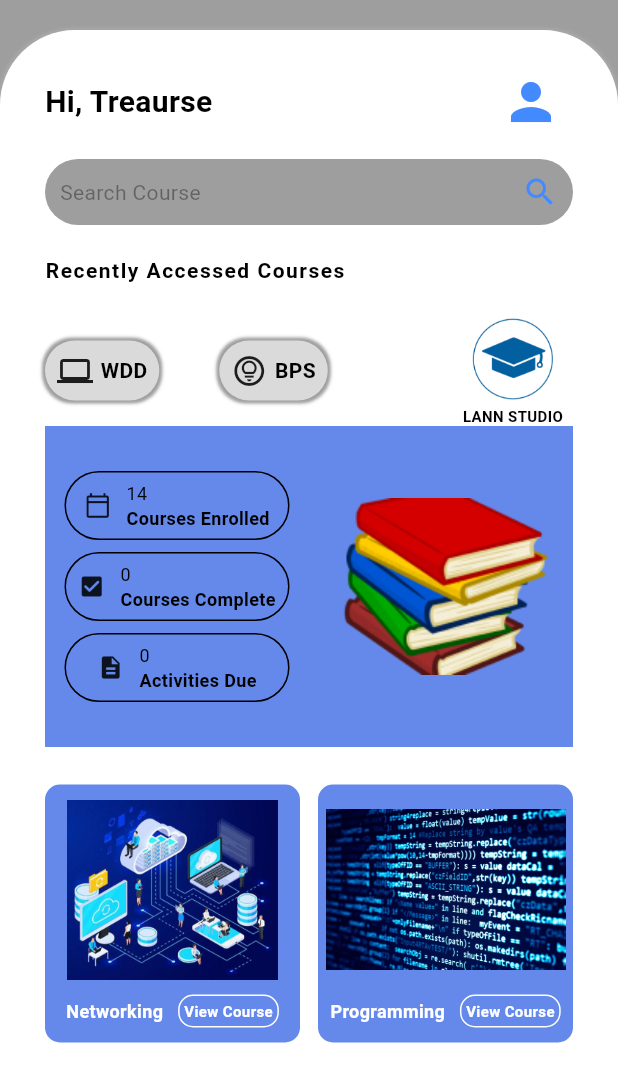
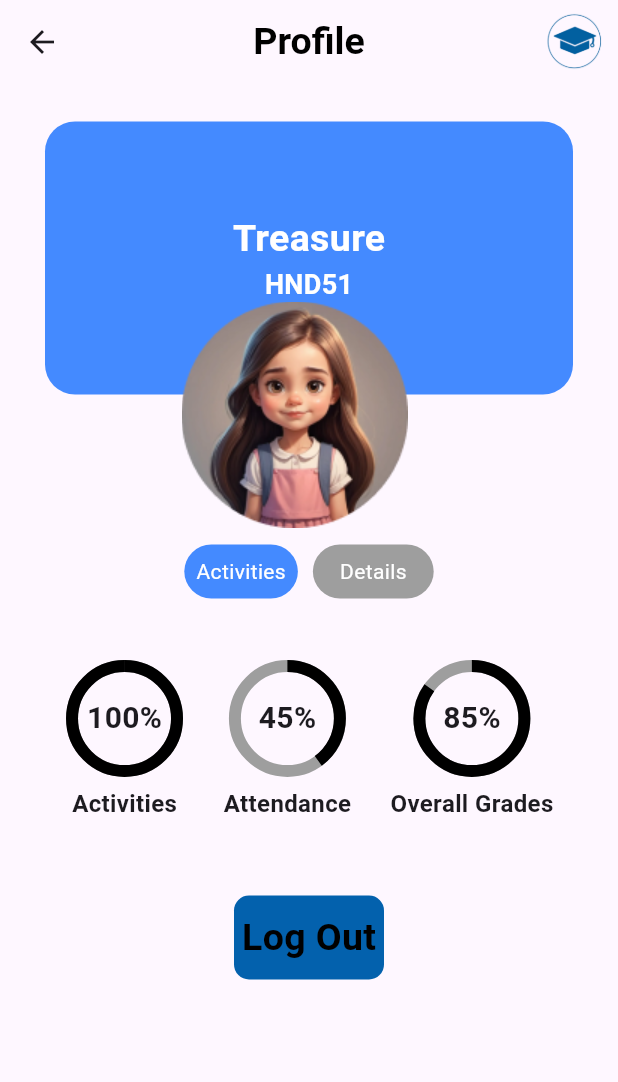
Before and after one commit to ShineWaiYanAung/thiriyandanarkyawassignemnet, a Flutter app: the HomePage screen opened directly, after a tap on the "person" icon, on a phone screen of 412 x 824 dp. Shown: the top 1082 px of the screen. Run offline on Flutter 3.47's test engine with Material 3 defaults, Android fonts, the phone set to English and light mode, and no system bars; our stand-ins replace hive, hive_flutter; accounts and stored records are empty.

Commit message:
Finanl Launch

```diff
--- a/lib/SchoolPages/home_page.dart
+++ b/lib/SchoolPages/home_page.dart
@@ -1,4 +1,7 @@
 import 'package:flutter/material.dart';
+import 'package:thiriyandadrkyaw_adpd_assignment/Authenticatoin/login.dart';
+import 'package:thiriyandadrkyaw_adpd_assignment/SchoolPages/lecture_detail.dart';
+import 'package:thiriyandadrkyaw_adpd_assignment/SchoolPages/profile.dart';
 import 'package:thiriyandadrkyaw_adpd_assignment/SchoolPages/submisson_page.dart';
 
 class HomePage extends StatefulWidget {
@@ -18,7 +21,8 @@ class _HomePageState extends State<HomePage> {
           margin: EdgeInsets.only(top: 20),
           decoration: BoxDecoration(
               color: Colors.white,
-              borderRadius: BorderRadius.only(topRight: Radius.circular(50),topLeft: Radius.circular(50)),
+              borderRadius: BorderRadius.only(
+                  topRight: Radius.circular(50), topLeft: Radius.circular(50)),
               boxShadow: const [
                 BoxShadow(color: Colors.white10, spreadRadius: 1, blurRadius: 1)
               ]),
@@ -37,7 +41,11 @@ class _HomePageState extends State<HomePage> {
                   ),
                   IconButton(
                     onPressed: () {
-                      ///Navigator
+                      Navigator.of(context).push(
+                        MaterialPageRoute(
+                          builder: (context) => Profile(),
+                        ),
+                      );
                     },
                     icon: Icon(
                       Icons.person,
@@ -198,7 +206,9 @@ class _HomePageState extends State<HomePage> {
                   ],
                 ),
               ),
-              SizedBox(height: 25,),
+              SizedBox(
+                height: 25,
+              ),
               Row(
                 mainAxisAlignment: MainAxisAlignment.spaceBetween,
                 children: [
@@ -213,7 +223,9 @@ class _HomePageState extends State<HomePage> {
                       children: [
                         Image.asset("asset/Lecture/networking.jpg",
                             height: 120, width: 160),
-                        SizedBox(height: 10,),
+                        SizedBox(
+                          height: 10,
+                        ),
                         Row(
                           children: [
                             Text(
@@ -223,12 +235,22 @@ class _HomePageState extends State<HomePage> {
                                   fontSize: 12,
                                   fontWeight: FontWeight.bold),
                             ),
-                            SizedBox(width: 10,),
-
+                            SizedBox(
+                              width: 10,
+                            ),
                             InkWell(
-                              onTap: ()=>{
-                                Navigator.of(context).push(MaterialPageRoute(builder: (context) => SubmissionPage(title: "Networking"),))
-
+                              onTap: () => {
+                                Navigator.of(context).push(MaterialPageRoute(
+                                  builder: (context) => LectureDetail(
+                                    title: "Networking",
+                                    instructorTitle: 'Networking Admistor',
+                                    instructor: 'Poarch Bella',
+                                    lecture1: 'Networking Day One',
+                                    lecture2: 'Networking Day Two',
+                                    lecture3: 'Netoworking Day Three',
+                                    lecture4: 'Submit Assignment',
+                                  ),
+                                ))
                               },
                               child: Container(
                                 padding: EdgeInsets.all(3),
@@ -251,6 +273,7 @@ class _HomePageState extends State<HomePage> {
                       ],
                     ),
                   ),
+
                   ///Programming Course
                   Container(
                     padding: EdgeInsets.symmetric(horizontal: 5, vertical: 10),
@@ -262,7 +285,9 @@ class _HomePageState extends State<HomePage> {
                       children: [
                         Image.asset("asset/Lecture/programming.jpg",
                             height: 120, width: 160),
-                        SizedBox(height: 10,),
+                        SizedBox(
+                          height: 10,
+                        ),
                         Row(
                           children: [
                             Text(
@@ -272,12 +297,22 @@ class _HomePageState extends State<HomePage> {
                                   fontSize: 12,
                                   fontWeight: FontWeight.bold),
                             ),
-                            SizedBox(width: 10,),
-
+                            SizedBox(
+                              width: 10,
+                            ),
                             InkWell(
-                              onTap: ()=>{
-                                Navigator.of(context).push(MaterialPageRoute(builder: (context) => SubmissionPage(title: "Programming"),))
-
+                              onTap: () => {
+                                Navigator.of(context).push(MaterialPageRoute(
+                                  builder: (context) => LectureDetail(
+                                    title: "Programming",
+                                    instructorTitle: 'Programming Admistor',
+                                    instructor: 'Bella Porach',
+                                    lecture1: 'Programming Day One',
+                                    lecture2: 'Programming Day Two',
+                                    lecture3: 'Programming Day Three',
+                                    lecture4: 'Submit Assignment',
+                                  ),
+                                ))
                               },
                               child: Container(
                                 padding: EdgeInsets.all(3),
--- /dev/null
+++ b/lib/SchoolPages/profile.dart
@@ -0,0 +1,321 @@
+import 'package:flutter/material.dart';
+import 'package:thiriyandadrkyaw_adpd_assignment/Authenticatoin/login.dart';
+
+class Profile extends StatefulWidget {
+  const Profile({super.key});
+
+  @override
+  State<Profile> createState() => _ProfileState();
+}
+
+class _ProfileState extends State<Profile> {
+  int screenControl =0;
+
+  void screenControlFunction(int value){
+    setState(() {
+      screenControl =value;
+    });
+  }
+
+  @override
+  Widget build(BuildContext context) {
+    List pages =[
+      buildActivites(context),
+      buildDetails(context)
+
+    ];
+    return Scaffold(
+      appBar: AppBar(
+        actions: [
+          Padding(
+            padding: const EdgeInsets.only(right: 10.0),
+            child: Image.asset(
+              "asset/logo.png",
+              height: 40,
+            ),
+          ),
+        ],
+        leading: IconButton(
+            onPressed: () => Navigator.of(context).pop(),
+            icon: Icon(Icons.arrow_back)),
+        title: Text(
+          "Profile",
+          style: TextStyle(
+              color: Colors.black, fontSize: 25, fontWeight: FontWeight.bold),
+        ),
+        centerTitle: true,
+      ),
+      body: ListView(
+        padding: EdgeInsets.symmetric(horizontal: 30, vertical: 10),
+        children: [
+          SizedBox(
+            height: 15,
+          ),
+          Container(
+            child: Stack(children: [
+              Column(
+                mainAxisSize: MainAxisSize.max,
+                children: [
+                  Container(
+                    padding: EdgeInsets.symmetric(vertical: 60),
+                    decoration: BoxDecoration(
+                      color: Colors.blueAccent,
+                      borderRadius: BorderRadius.circular(20),
+                    ),
+                    width:
+                        double.infinity, // Make the inner container full width
+                    child: Column(
+                      mainAxisSize:
+                          MainAxisSize.min, // Keep the height as needed
+                      children: [
+                        Text(
+                          "Treasure",
+                          style: TextStyle(
+                              color: Colors.white,
+                              fontWeight: FontWeight.bold,
+                              fontSize: 25),
+                        ),
+                        Text(
+                          "HND51",
+                          style: TextStyle(
+                              color: Colors.white,
+                              fontWeight: FontWeight.bold,
+                              fontSize: 18),
+                        ),
+                      ],
+                    ),
+                  ),
+                  Container(
+                    width: double.infinity,
+                    height: 100,
+                  )
+                ],
+              ),
+              Positioned(
+                right: 110,
+                top: 120,
+                child: Image.asset("asset/person/profile.png"),
+              ),
+            ]),
+          ),
+
+          //Button Naviator
+          Row(
+            mainAxisAlignment: MainAxisAlignment.center,
+            children: [
+
+              InkWell(
+                onTap: (){
+                  screenControlFunction(0);
+                },
+                child: Container(
+                  padding: EdgeInsets.all(8),
+                  decoration: BoxDecoration(
+
+                    color:  screenControl==  0 ?Colors.blueAccent: Colors.grey,
+                    borderRadius: BorderRadius.circular(20)
+                  ),
+                  child: Text("Activities",style: TextStyle(color: Colors.white),),
+                ),
+
+              ),
+              SizedBox(width: 10,),
+              InkWell(
+                onTap: (){
+                  screenControlFunction(1);
+                },
+                child: Container(
+                  padding: EdgeInsets.symmetric(vertical: 8,horizontal: 18),
+                  decoration: BoxDecoration(
+
+                      color: screenControl==  1 ?Colors.blueAccent: Colors.grey,
+                      borderRadius: BorderRadius.circular(20)
+                  ),
+                  child: Text("Details",style: TextStyle(color: Colors.white),),
+                ),),
+            ],
+          ),
+          SizedBox(height: 40,),
+          pages[screenControl],
+        ],
+      ),
+    );
+  }
+  ///Activities Pge
+  Widget buildActivites(BuildContext context) {
+    return Column(
+         children: [
+           Row(
+             mainAxisAlignment: MainAxisAlignment.spaceAround,
+             children: [
+               BuildPercentage(context, 1, "Activities", "100"),
+               BuildPercentage(context, 0.4, "Attendance", "45"),
+               BuildPercentage(context, 0.85, "Overall Grades", "85"),
+             ],
+           ),
+           SizedBox(
+             height: 50,
+           ),
+           InkWell(
+             onTap: () {
+               Navigator.of(context).push(
+                 MaterialPageRoute(
+                   builder: (context) => LoginPage(),
+                 ),
+               );
+             },
+             child: Container(
+               margin: EdgeInsets.symmetric(horizontal: 100),
+               width: 100,
+               padding: EdgeInsets.symmetric(vertical: 10),
+               alignment: Alignment.center,
+               decoration: BoxDecoration(
+                   color: Color(0xFF0361AD),
+                   borderRadius: BorderRadius.circular(10)),
+               child: Text(
+                 "Log Out",
+                 style: TextStyle(
+                     fontSize: 25,
+                     fontWeight: FontWeight.bold,
+                     color: Colors.black),
+               ),
+             ),
+           )
+         ],
+       );
+  }
+  //InfroDeatilPage
+  Widget buildDetails(BuildContext context) {
+    return Column(
+      children: [
+        Row(
+          mainAxisAlignment: MainAxisAlignment.spaceBetween,
+          children: [
+
+            buildStatus("0","Contacts"),
+            buildStatus("2","Discussions"),
+            buildStatus("4", "Blog Entities"),
+            buildStatus("2", "Badges"),
+
+          ],
+        ),
+        SizedBox(height: 25,),
+        Container(
+          padding: EdgeInsets.symmetric(vertical: 20.0,horizontal: 10),
+          height: 250,
+          decoration: BoxDecoration(
+            color: Colors.white,
+            boxShadow: [
+              BoxShadow(
+                color: Colors.grey.withOpacity(0.5),
+                spreadRadius: 2,
+                blurRadius: 5,
+                offset: Offset(0, 3), // changes position of shadow
+              ),
+            ],
+            borderRadius: BorderRadius.circular(8.0),
+          ),
+          child: Center( // Center the Column within the Container
+            child: Row(
+              mainAxisAlignment: MainAxisAlignment.spaceBetween,
+              children: [
+                Column(
+                  mainAxisAlignment: MainAxisAlignment.spaceBetween, // Center items vertically within the Column
+                  crossAxisAlignment: CrossAxisAlignment.start, // Center items horizontally
+                  children: [
+                    buildRow("FirstName", "Thiri Yandanar"),
+                    buildRow("Email Address", "thiritreasurekyaw@gmail.com"),
+                    buildRow("Department", "TimeCity"),
+                    buildRow("Country", "Myanmar"),
+                  ],
+                ),
+                Column(
+                  mainAxisAlignment: MainAxisAlignment.spaceBetween, // Center items vertically within the Column
+                  crossAxisAlignment: CrossAxisAlignment.start, // Center items horizontally
+                  children: [
+                    buildRow("LastName", "Kyaw"),
+                    buildRow("Phone", "097879945"),
+                    buildRow("Interest", "Eating"),
+                    buildRow("Address", "2Lane 3 Street"),
+                  ],
+                ),
+              ],
+            ),
+          ),
+        )
+
+
+      ],
+    );
+  }
+
+  Widget buildRow(String title, String data) {
+    return Column(
+      crossAxisAlignment: CrossAxisAlignment.start,
+              mainAxisAlignment: MainAxisAlignment.spaceBetween,
+              children: [
+              SizedBox(
+
+                  child: Text(title,style: TextStyle(color: Colors.black,fontWeight: FontWeight.bold),)),
+              SizedBox(
+
+                  child: Text(data)),
+
+            ],);
+  }
+
+  Column buildStatus(String value,String title) {
+    return Column(
+            children: [
+              Text(value,style: TextStyle(color: Colors.black,fontWeight: FontWeight.bold),),
+              Text(title,
+              style: TextStyle(color: Colors.black,fontWeight: FontWeight.w400,fontSize: 14),),
+
+            ],
+          );
+  }
+
+
+  Widget BuildPercentage(
+      BuildContext context, double value, String text, String percenatgeValue) {
+    return Column(
+
+      mainAxisAlignment: MainAxisAlignment.center,
+      children: [
+        Stack(
+          alignment: Alignment.center,
+          children: [
+            Container(
+              padding: EdgeInsets.all(5),
+              color: Colors.transparent,
+              width: 80, // Diameter
+              height: 80, // Diameter
+              child: CircularProgressIndicator(
+                backgroundColor: Colors.grey,
+                color: Colors.black,
+                value: value, // value should be between 0.0 and 1.0
+                strokeWidth: 8.0,
+              ),
+            ),
+            Text(
+              '${percenatgeValue}%', // Convert to percentage
+              style: TextStyle(fontSize: 20.0, fontWeight: FontWeight.bold),
+            ),
+            Positioned(
+              bottom: -30, // Position the text below the indicator
+              child: Text(
+                text,
+                style: TextStyle(fontSize: 16.0, fontWeight: FontWeight.bold),
+              ),
+            ),
+          ],
+        ),
+        SizedBox(height: 5.0), // Add some space between the indicator and text
+        Text(
+          text,
+          style: TextStyle(fontSize: 16.0, fontWeight: FontWeight.bold),
+        ),
+      ],
+    );
+  }
+}
```
Also changed, not shown: lib/Authenticatoin/login.dart (+50 -2 lines), lib/Authenticatoin/singup.dart (+55 -6 lines), lib/HIVEDatabase/Model/function_CRUD.dart (added, +43 -0 lines), lib/HIVEDatabase/Model/useraccount_model.dart (added, +18 -0 lines), lib/HIVEDatabase/account_regiersterion.dart (added, +14 -0 lines), lib/HIVEDatabase/boxes.dart (added, +8 -0 lines), lib/SchoolPages/lecture_detail.dart (added, +121 -0 lines), lib/main.dart (+11 -4 lines), pubspec.yaml (+10 -0 lines), lib/HIVEDatabase/Model/useraccount_model.g.dart (added), lib/HIVEDatabase/account_regiersterion.g.dart (added), pubspec.lock, 6 other files.
